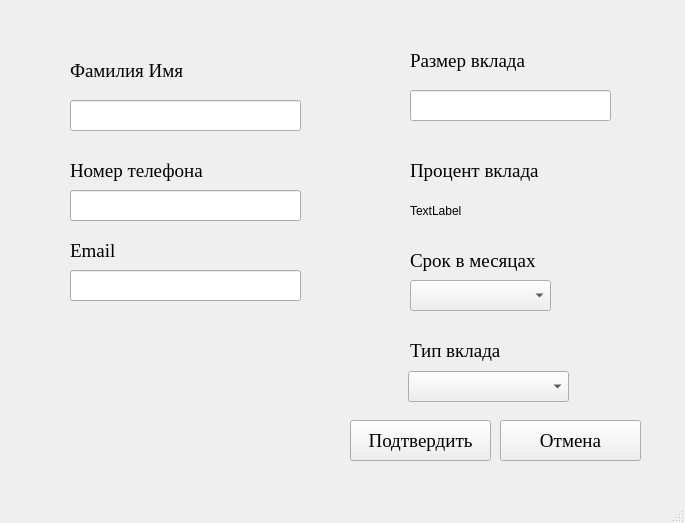
First picture: the form in Ui/Добавление вклада.ui, repository notprogamer3/PractiseProject, before the edit.
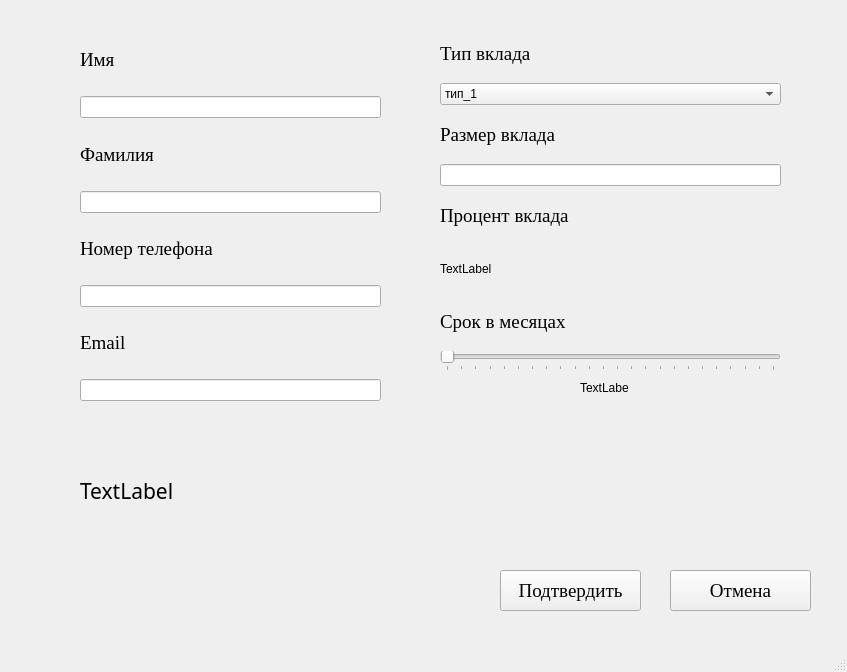
Second picture: the form after the edit.

```diff
--- a/Ui/Добавление вклада.ui
+++ b/Ui/Добавление вклада.ui
@@ -6,214 +6,38 @@
    <rect>
     <x>0</x>
     <y>0</y>
-    <width>685</width>
-    <height>523</height>
+    <width>847</width>
+    <height>672</height>
    </rect>
   </property>
   <property name="windowTitle">
    <string>MainWindow</string>
   </property>
   <widget class="QWidget" name="centralwidget">
-   <widget class="QLabel" name="label">
-    <property name="geometry">
-     <rect>
-      <x>70</x>
-      <y>50</y>
-      <width>181</width>
-      <height>41</height>
-     </rect>
-    </property>
-    <property name="font">
-     <font>
-      <family>Times New Roman</family>
-      <pointsize>14</pointsize>
-     </font>
-    </property>
-    <property name="text">
-     <string>Фамилия Имя</string>
-    </property>
-   </widget>
-   <widget class="QLineEdit" name="lineEdit">
-    <property name="geometry">
-     <rect>
-      <x>70</x>
-      <y>100</y>
-      <width>231</width>
-      <height>31</height>
-     </rect>
-    </property>
-   </widget>
-   <widget class="QLabel" name="label_2">
-    <property name="geometry">
-     <rect>
-      <x>410</x>
-      <y>40</y>
-      <width>151</width>
-      <height>41</height>
-     </rect>
-    </property>
-    <property name="font">
-     <font>
-      <family>Times New Roman</family>
-      <pointsize>14</pointsize>
-     </font>
-    </property>
-    <property name="text">
-     <string>Размер вклада</string>
-    </property>
-   </widget>
-   <widget class="QLineEdit" name="lineEdit_2">
-    <property name="geometry">
-     <rect>
-      <x>410</x>
-      <y>90</y>
-      <width>201</width>
-      <height>31</height>
-     </rect>
-    </property>
-   </widget>
-   <widget class="QLabel" name="label_3">
-    <property name="geometry">
-     <rect>
-      <x>410</x>
-      <y>150</y>
-      <width>181</width>
-      <height>41</height>
-     </rect>
-    </property>
-    <property name="font">
-     <font>
-      <family>Times New Roman</family>
-      <pointsize>14</pointsize>
-     </font>
-    </property>
-    <property name="text">
-     <string>Процент вклада</string>
-    </property>
-   </widget>
-   <widget class="QLabel" name="label_4">
-    <property name="geometry">
-     <rect>
-      <x>410</x>
-      <y>240</y>
-      <width>161</width>
-      <height>41</height>
-     </rect>
-    </property>
-    <property name="font">
-     <font>
-      <family>Times New Roman</family>
-      <pointsize>14</pointsize>
-     </font>
-    </property>
-    <property name="text">
-     <string>Срок в месяцах</string>
-    </property>
-   </widget>
-   <widget class="QLabel" name="label_5">
-    <property name="geometry">
-     <rect>
-      <x>410</x>
-      <y>330</y>
-      <width>131</width>
-      <height>41</height>
-     </rect>
-    </property>
-    <property name="font">
-     <font>
-      <family>Times New Roman</family>
-      <pointsize>14</pointsize>
-     </font>
-    </property>
-    <property name="text">
-     <string>Тип вклада</string>
-    </property>
-   </widget>
-   <widget class="QLabel" name="label_7">
-    <property name="geometry">
-     <rect>
-      <x>70</x>
-      <y>150</y>
-      <width>181</width>
-      <height>41</height>
-     </rect>
-    </property>
-    <property name="font">
-     <font>
-      <family>Times New Roman</family>
-      <pointsize>14</pointsize>
-     </font>
-    </property>
-    <property name="text">
-     <string>Номер телефона</string>
-    </property>
-   </widget>
-   <widget class="QLineEdit" name="lineEdit_7">
-    <property name="geometry">
-     <rect>
-      <x>70</x>
-      <y>190</y>
-      <width>231</width>
-      <height>31</height>
-     </rect>
-    </property>
-   </widget>
-   <widget class="QLabel" name="label_8">
-    <property name="geometry">
-     <rect>
-      <x>70</x>
-      <y>230</y>
-      <width>131</width>
-      <height>41</height>
-     </rect>
-    </property>
-    <property name="font">
-     <font>
-      <family>Times New Roman</family>
-      <pointsize>14</pointsize>
-     </font>
-    </property>
-    <property name="text">
-     <string>Email</string>
-    </property>
-   </widget>
-   <widget class="QLineEdit" name="lineEdit_8">
-    <property name="geometry">
-     <rect>
-      <x>70</x>
-      <y>270</y>
-      <width>231</width>
-      <height>31</height>
-     </rect>
-    </property>
-    <property name="text">
-     <string/>
-    </property>
-   </widget>
-   <widget class="QPushButton" name="pushButton">
-    <property name="geometry">
-     <rect>
-      <x>350</x>
-      <y>420</y>
-      <width>141</width>
-      <height>41</height>
-     </rect>
-    </property>
-    <property name="font">
-     <font>
-      <family>Times New Roman</family>
-      <pointsize>14</pointsize>
-     </font>
-    </property>
-    <property name="text">
-     <string>Подтвердить</string>
-    </property>
-   </widget>
-   <widget class="QPushButton" name="pushButton_2">
+   <widget class="QPushButton" name="AddDepositButton">
     <property name="geometry">
      <rect>
       <x>500</x>
-      <y>420</y>
+      <y>570</y>
+      <width>141</width>
+      <height>41</height>
+     </rect>
+    </property>
+    <property name="font">
+     <font>
+      <family>Times New Roman</family>
+      <pointsize>14</pointsize>
+     </font>
+    </property>
+    <property name="text">
+     <string>Подтвердить</string>
+    </property>
+   </widget>
+   <widget class="QPushButton" name="BackToMEnu">
+    <property name="geometry">
+     <rect>
+      <x>670</x>
+      <y>570</y>
       <width>141</width>
       <height>41</height>
      </rect>
@@ -228,38 +52,236 @@
      <string>Отмена</string>
     </property>
    </widget>
-   <widget class="QComboBox" name="comboBox">
+   <widget class="QLabel" name="TimeNumLabel">
     <property name="geometry">
      <rect>
-      <x>408</x>
-      <y>371</y>
-      <width>161</width>
-      <height>31</height>
+      <x>580</x>
+      <y>380</y>
+      <width>49</width>
+      <height>16</height>
      </rect>
     </property>
+    <property name="text">
+     <string>TextLabel</string>
+    </property>
    </widget>
-   <widget class="QComboBox" name="comboBox_2">
+   <widget class="QWidget" name="verticalLayoutWidget">
     <property name="geometry">
      <rect>
-      <x>410</x>
-      <y>280</y>
-      <width>141</width>
-      <height>31</height>
+      <x>80</x>
+      <y>30</y>
+      <width>301</width>
+      <height>371</height>
      </rect>
     </property>
+    <layout class="QVBoxLayout" name="verticalLayout">
+     <item>
+      <widget class="QLabel" name="label">
+       <property name="font">
+        <font>
+         <family>Times New Roman</family>
+         <pointsize>14</pointsize>
+        </font>
+       </property>
+       <property name="text">
+        <string>Имя</string>
+       </property>
+      </widget>
+     </item>
+     <item>
+      <widget class="QLineEdit" name="NameLine"/>
+     </item>
+     <item>
+      <widget class="QLabel" name="label_9">
+       <property name="font">
+        <font>
+         <family>Times New Roman</family>
+         <pointsize>14</pointsize>
+        </font>
+       </property>
+       <property name="text">
+        <string>Фамилия</string>
+       </property>
+      </widget>
+     </item>
+     <item>
+      <widget class="QLineEdit" name="SurnameLine"/>
+     </item>
+     <item>
+      <widget class="QLabel" name="label_7">
+       <property name="font">
+        <font>
+         <family>Times New Roman</family>
+         <pointsize>14</pointsize>
+        </font>
+       </property>
+       <property name="text">
+        <string>Номер телефона</string>
+       </property>
+      </widget>
+     </item>
+     <item>
+      <widget class="QLineEdit" name="PhoneLine"/>
+     </item>
+     <item>
+      <widget class="QLabel" name="label_8">
+       <property name="font">
+        <font>
+         <family>Times New Roman</family>
+         <pointsize>14</pointsize>
+        </font>
+       </property>
+       <property name="text">
+        <string>Email</string>
+       </property>
+      </widget>
+     </item>
+     <item>
+      <widget class="QLineEdit" name="EmailLine">
+       <property name="text">
+        <string/>
+       </property>
+      </widget>
+     </item>
+    </layout>
    </widget>
-   <widget class="QLabel" name="label_9">
+   <widget class="QWidget" name="verticalLayoutWidget_2">
     <property name="geometry">
      <rect>
-      <x>410</x>
-      <y>200</y>
-      <width>131</width>
-      <height>21</height>
+      <x>440</x>
+      <y>30</y>
+      <width>341</width>
+      <height>341</height>
      </rect>
     </property>
+    <layout class="QVBoxLayout" name="verticalLayout_2">
+     <item>
+      <widget class="QLabel" name="label_5">
+       <property name="font">
+        <font>
+         <family>Times New Roman</family>
+         <pointsize>14</pointsize>
+        </font>
+       </property>
+       <property name="text">
+        <string>Тип вклада</string>
+       </property>
+      </widget>
+     </item>
+     <item>
+      <widget class="QComboBox" name="TypeOption">
+       <item>
+        <property name="text">
+         <string>тип_1</string>
+        </property>
+       </item>
+       <item>
+        <property name="text">
+         <string>тип_2</string>
+        </property>
+       </item>
+      </widget>
+     </item>
+     <item>
+      <widget class="QLabel" name="label_2">
+       <property name="font">
+        <font>
+         <family>Times New Roman</family>
+         <pointsize>14</pointsize>
+        </font>
+       </property>
+       <property name="text">
+        <string>Размер вклада</string>
+       </property>
+      </widget>
+     </item>
+     <item>
+      <widget class="QLineEdit" name="AmountLine"/>
+     </item>
+     <item>
+      <widget class="QLabel" name="label_3">
+       <property name="font">
+        <font>
+         <family>Times New Roman</family>
+         <pointsize>14</pointsize>
+        </font>
+       </property>
+       <property name="text">
+        <string>Процент вклада</string>
+       </property>
+      </widget>
+     </item>
+     <item>
+      <widget class="QLabel" name="PercentLabel">
+       <property name="text">
+        <string>TextLabel</string>
+       </property>
+      </widget>
+     </item>
+     <item>
+      <widget class="QLabel" name="label_4">
+       <property name="font">
+        <font>
+         <family>Times New Roman</family>
+         <pointsize>14</pointsize>
+        </font>
+       </property>
+       <property name="text">
+        <string>Срок в месяцах</string>
+       </property>
+      </widget>
+     </item>
+     <item>
+      <widget class="QSlider" name="TimeSlider">
+       <property name="minimum">
+        <number>1</number>
+       </property>
+       <property name="maximum">
+        <number>24</number>
+       </property>
+       <property name="orientation">
+        <enum>Qt::Orientation::Horizontal</enum>
+       </property>
+       <property name="tickPosition">
+        <enum>QSlider::TickPosition::TicksBelow</enum>
+       </property>
+       <property name="tickInterval">
+        <number>1</number>
+       </property>
+      </widget>
+     </item>
+    </layout>
+   </widget>
+   <widget class="QLabel" name="ErrorLabel">
+    <property name="geometry">
+     <rect>
+      <x>80</x>
+      <y>460</y>
+      <width>711</width>
+      <height>61</height>
+     </rect>
+    </property>
+    <property name="font">
+     <font>
+      <family>Sans Serif Collection</family>
+      <pointsize>16</pointsize>
+     </font>
+    </property>
+    <property name="frameShape">
+     <enum>QFrame::Shape::NoFrame</enum>
+    </property>
     <property name="text">
      <string>TextLabel</string>
     </property>
+    <property name="scaledContents">
+     <bool>false</bool>
+    </property>
+    <property name="wordWrap">
+     <bool>false</bool>
+    </property>
+    <property name="openExternalLinks">
+     <bool>false</bool>
+    </property>
    </widget>
   </widget>
   <widget class="QStatusBar" name="statusbar"/>
```
